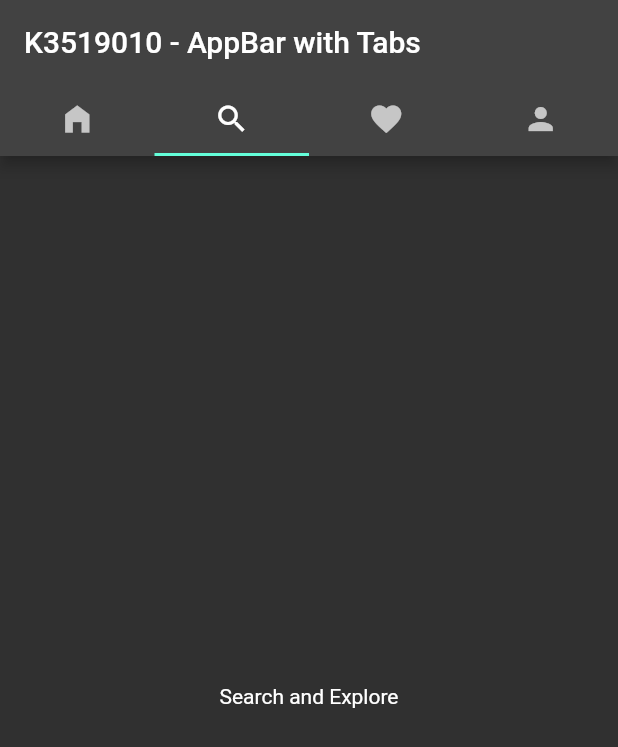
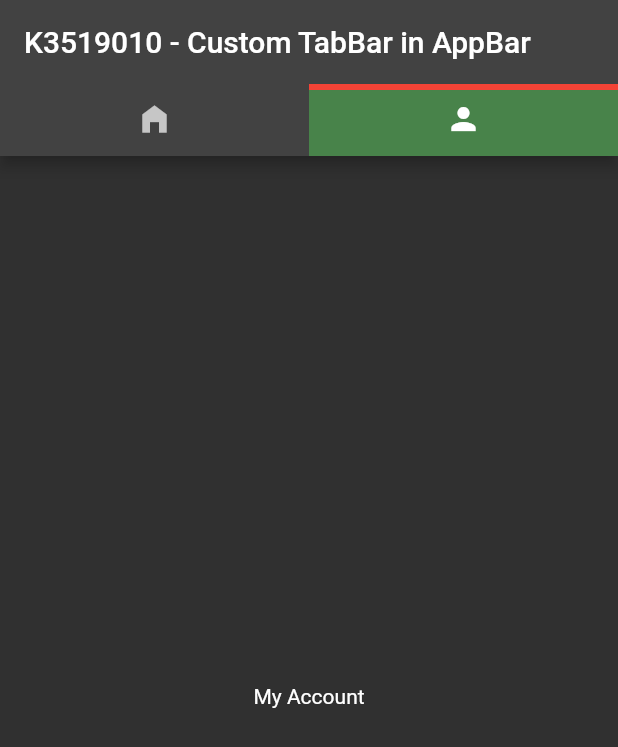
Before and after one commit to anhzf/college-flutter, a Flutter app: the screen it shows after launch, tab 2 chosen, on a phone screen of 412 x 824 dp. Shown: the top 747 px of the screen. Run offline on Flutter 3.47's test engine with Material 2 defaults, Android fonts, the phone set to English and light mode, and no system bars.

Commit message:
feat: :sparkles: done with custom TabBar

```diff
--- a/lib/main.dart
+++ b/lib/main.dart
@@ -2,26 +2,43 @@ import 'package:flutter/material.dart';
 
 void main() => runApp(
       MaterialApp(
-        home: DefaultTabController(
-          length: 4,
-          child: Scaffold(
-            appBar: AppBar(
-              title: Text('K3519010 - AppBar with Tabs'),
-              bottom: TabBar(
+        home: PageMain(),
+        theme: ThemeData.dark(),
+      ),
+    );
+
+class PageMain extends StatelessWidget {
+  const PageMain({Key? key}) : super(key: key);
+
+  @override
+  Widget build(BuildContext context) {
+    final tabBar = TabBar(
       tabs: [
         Tab(
           icon: Icon(Icons.home_filled),
         ),
         Tab(
-                    icon: Icon(Icons.search),
-                  ),
-                  Tab(
-                    icon: Icon(Icons.favorite),
-                  ),
-                  Tab(
           icon: Icon(Icons.person),
         ),
       ],
+      indicator: BoxDecoration(
+        color: Colors.green.withOpacity(.6),
+        border: Border(
+          top: BorderSide(color: Colors.red, width: 4),
+        ),
+      ),
+    );
+
+    return DefaultTabController(
+      length: 2,
+      child: Scaffold(
+        appBar: AppBar(
+          title: Text('K3519010 - Custom TabBar in AppBar'),
+          bottom: PreferredSize(
+            child: tabBar,
+            preferredSize: Size.fromHeight(
+              tabBar.preferredSize.height,
+            ),
           ),
         ),
         body: TabBarView(
@@ -30,18 +47,11 @@ void main() => runApp(
               child: Text('Home'),
             ),
             Center(
-                  child: Text('Search and Explore'),
-                ),
-                Center(
-                  child: Text('All notifications will be here'),
-                ),
-                Center(
               child: Text('My Account'),
             ),
           ],
         ),
       ),
-        ),
-        theme: ThemeData.dark(),
-      ),
     );
+  }
+}
```
Lines whose indentation alone changed are shown as unchanged.
